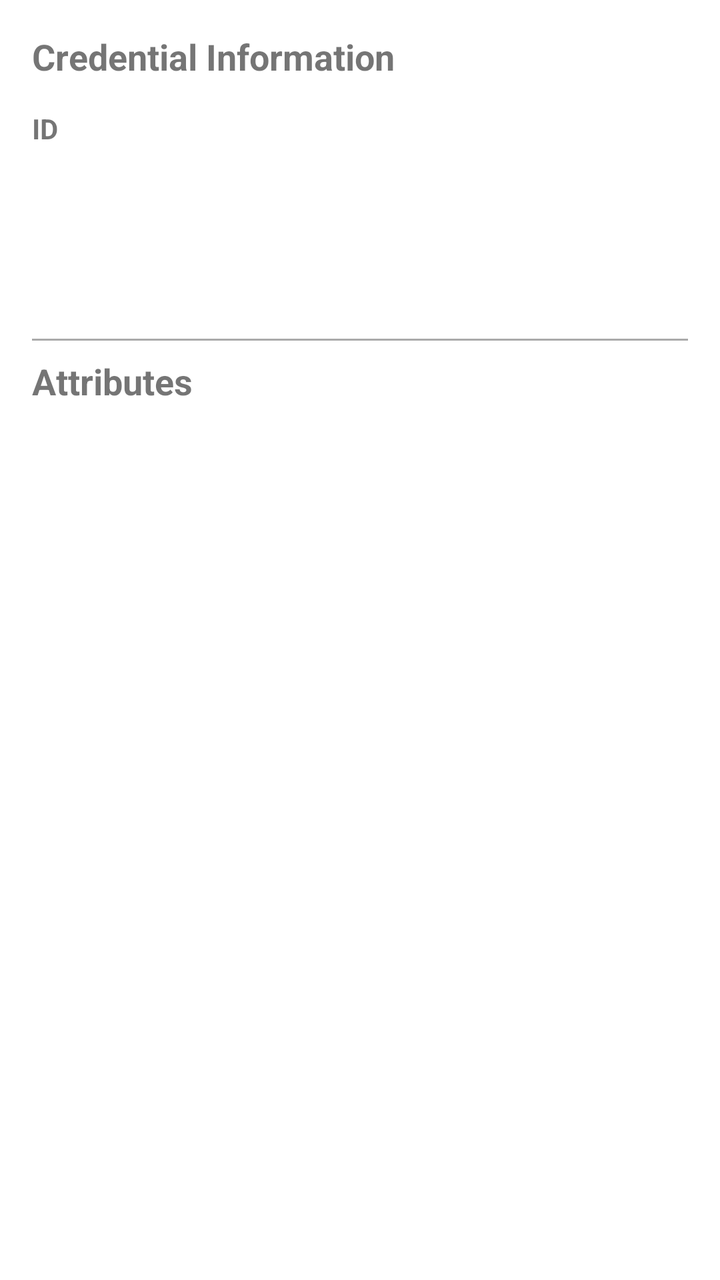
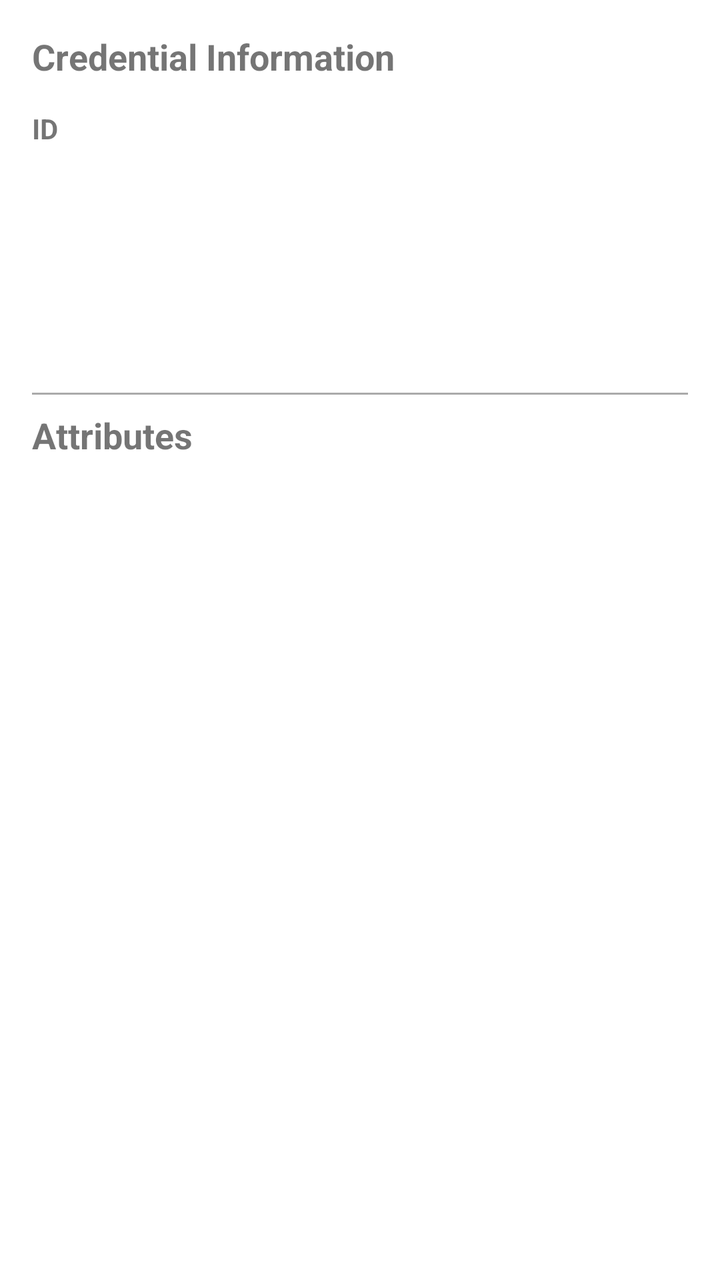

The first picture is an Android layout as it rendered before a commit; the second is the same layout after the commit. The layout source and the unified diff follow.
<!-- AndroidManifest.xml: activity theme AppTheme.NoActionBar -->
<!-- res/layout/credential_detail.xml -->
<?xml version="1.0" encoding="utf-8"?>
<ScrollView xmlns:android="http://schemas.android.com/apk/res/android"
    android:id="@+id/scrollView"
    android:layout_width="match_parent"
    android:layout_height="match_parent"
    android:padding="16dp"
    android:fillViewport="true">

    <LinearLayout
        android:id="@+id/credentialContainer"
        android:layout_width="match_parent"
        android:layout_height="wrap_content"
        android:orientation="vertical">

        <TextView
            android:id="@+id/headerCredentialInfo"
            android:layout_width="match_parent"
            android:layout_height="wrap_content"
            android:text="Credential Information"
            android:textStyle="bold"
            android:textSize="18sp"
            android:paddingBottom="8dp" />

        <LinearLayout
            android:layout_width="match_parent"
            android:layout_height="wrap_content"
            android:orientation="horizontal"
            android:gravity="center_vertical"
            android:paddingVertical="4dp">

            <TextView
                android:layout_width="0dp"
                android:layout_weight="1"
                android:layout_height="wrap_content"
                android:text="ID"
                android:textStyle="bold" />

            <TextView
                android:id="@+id/credentialId"
                android:layout_width="0dp"
                android:layout_weight="2"
                android:layout_height="wrap_content"
                android:textColor="@android:color/darker_gray"
                android:ellipsize="end"
                android:singleLine="true" />

            <ImageButton
                android:id="@+id/copyButton"
                android:layout_width="wrap_content"
                android:layout_height="wrap_content"
                android:background="?attr/selectableItemBackgroundBorderless"
                android:src="@drawable/ic_menu_copy"
                android:contentDescription="Copy ID" />
        </LinearLayout>

        <TextView
            android:id="@+id/schemaId"
            android:layout_width="match_parent"
            android:layout_height="wrap_content"
            android:textColor="@android:color/darker_gray"
            android:paddingVertical="4dp" />

        <TextView
            android:id="@+id/credDefId"
            android:layout_width="match_parent"
            android:layout_height="wrap_content"
            android:textColor="@android:color/darker_gray"
            android:paddingVertical="4dp" />

        <TextView
            android:id="@+id/revRegId"
            android:layout_width="match_parent"
            android:layout_height="wrap_content"
            android:textColor="@android:color/darker_gray"
            android:paddingVertical="4dp" />

        <View
            android:layout_width="match_parent"
            android:layout_height="1dp"
            android:background="@android:color/darker_gray"
            android:layout_marginVertical="8dp" />

        <TextView
            android:id="@+id/attributesHeader"
            android:layout_width="match_parent"
            android:layout_height="wrap_content"
            android:text="Attributes"
            android:textStyle="bold"
            android:textSize="18sp"
            android:paddingBottom="8dp" />

        <LinearLayout
            android:id="@+id/attributesContainer"
            android:layout_width="match_parent"
            android:layout_height="wrap_content"
            android:orientation="vertical" />
    </LinearLayout>
</ScrollView>
<!-- resources referenced by this layout -->
<resources>
  <!-- drawable ic_menu_copy (drawable) -->
  <vector xmlns:android="http://schemas.android.com/apk/res/android" android:height="24dp" android:tint="#FFFFFF" android:viewportHeight="960" android:viewportWidth="960" android:width="24dp">
  
      <path android:fillColor="@android:color/white" android:pathData="M120,720L120,640L840,640L840,720L120,720ZM120,520L120,440L840,440L840,520L120,520ZM120,320L120,240L840,240L840,320L120,320Z"/>
  
  </vector>
  <style name="AppTheme.NoActionBar" parent="Theme.MaterialComponents.DayNight.NoActionBar">
          <item name="toolbarStyle">@style/WhiteToolbar</item>
      </style>
  <style name="WhiteToolbar" parent="Widget.AppCompat.Toolbar">
          <item name="titleTextColor">@android:color/white</item>
          <item name="navigationIconTint">@android:color/white</item>
          <item name="android:background">@color/teal_700</item>
      </style>
  <color name="teal_700">#00796B</color>
</resources>

<!-- the commit's change to res/layout/credential_detail.xml (unified diff, before → after) -->
@@ -74,6 +74,13 @@
             android:textColor="@android:color/darker_gray"
             android:paddingVertical="4dp" />
 
+        <TextView
+            android:id="@+id/w3cCredentialId"
+            android:layout_width="match_parent"
+            android:layout_height="wrap_content"
+            android:textColor="@android:color/darker_gray"
+            android:paddingVertical="4dp" />
+
         <View
             android:layout_width="match_parent"
             android:layout_height="1dp"
